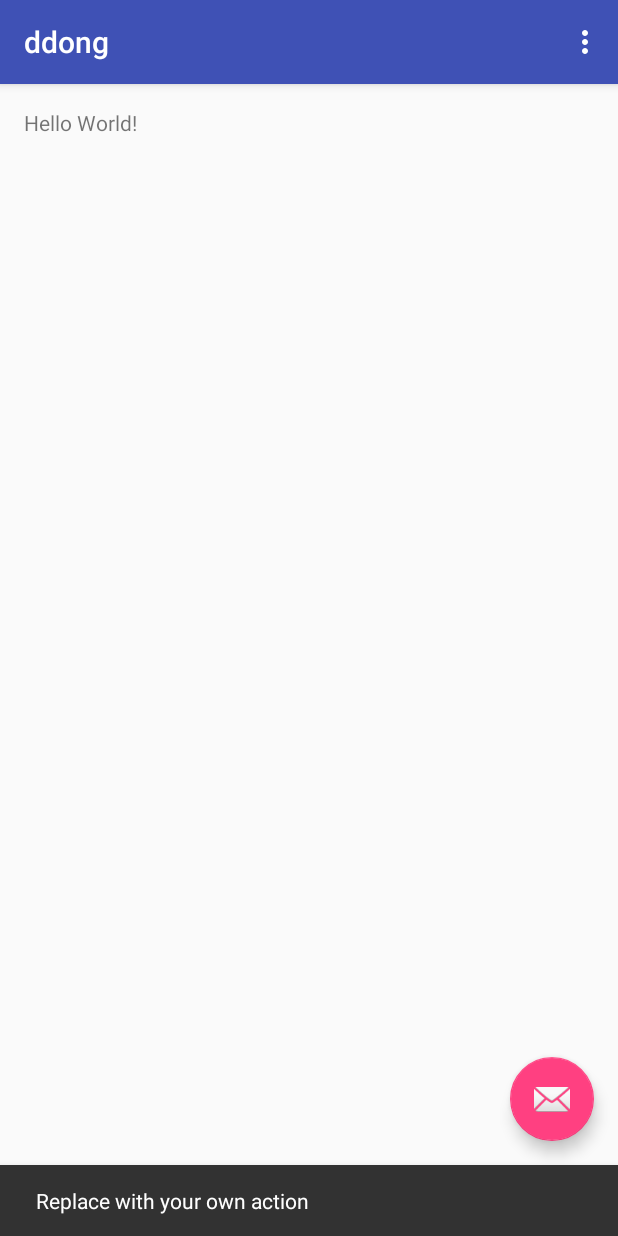
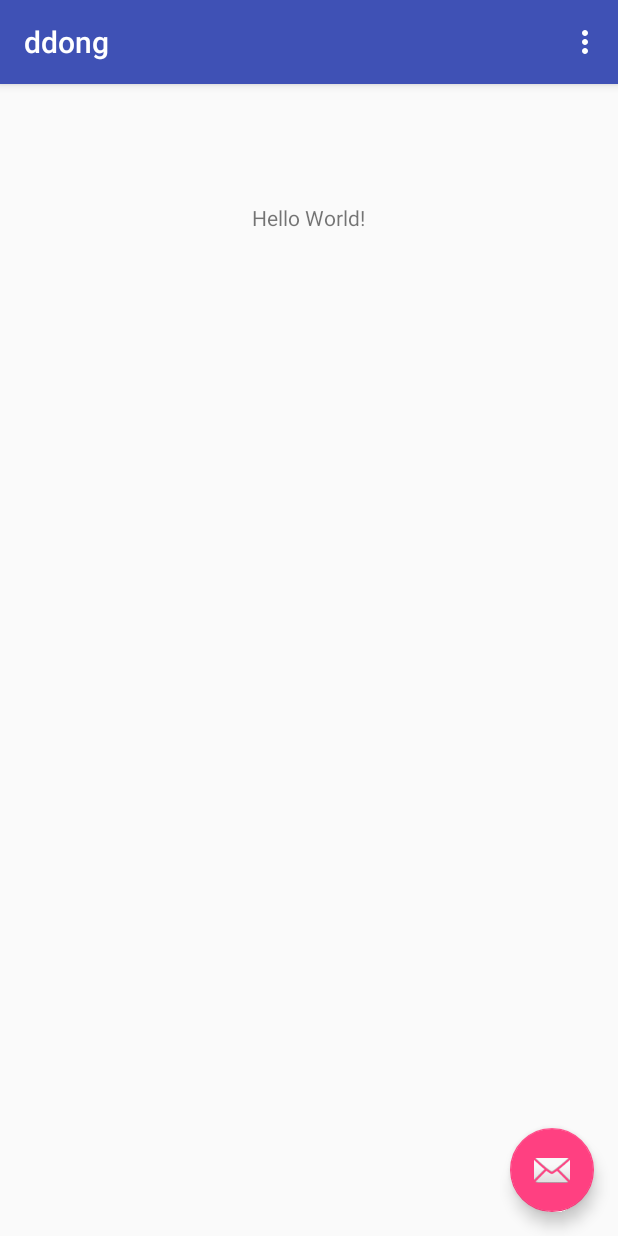
Before and after one commit to floor-thirteen/ddong, an Android app: the screen it shows after launch (DingDong), after a tap on an icon or button, on a phone screen of 412 x 824 dp. Run offline under Robolectric (Android 15) with nearby library versions, the phone set to English and light mode, and no system bars.

Commit message:
Placeholder action

```diff
--- a/app/src/main/java/thirteen13/ddong/DingDong.java
+++ b/app/src/main/java/thirteen13/ddong/DingDong.java
@@ -8,6 +8,8 @@ import android.support.v7.widget.Toolbar;
 import android.view.View;
 import android.view.Menu;
 import android.view.MenuItem;
+import android.widget.Toast;
+
 
 public class DingDong extends AppCompatActivity {
 
@@ -22,10 +24,10 @@ public class DingDong extends AppCompatActivity {
         fab.setOnClickListener(new View.OnClickListener() {
             @Override
             public void onClick(View view) {
-                Snackbar.make(view, "Replace with your own action", Snackbar.LENGTH_LONG)
-                        .setAction("Action", null).show();
+                Toast.makeText(DingDong.this, "Send HTTP request here", Toast.LENGTH_SHORT).show();
             }
         });
+
     }
 
     @Override
--- a/app/src/main/res/layout/content_ding_dong.xml
+++ b/app/src/main/res/layout/content_ding_dong.xml
@@ -15,5 +15,10 @@
     <TextView
         android:layout_width="wrap_content"
         android:layout_height="wrap_content"
-        android:text="Hello World!" />
+        android:text="Hello World!"
+        android:layout_alignParentTop="true"
+        android:layout_centerHorizontal="true"
+        android:layout_marginTop="63dp"
+        android:id="@+id/textView" />
+
 </RelativeLayout>
--- a/app/src/main/res/values/strings.xml
+++ b/app/src/main/res/values/strings.xml
@@ -1,4 +1,5 @@
 <resources>
     <string name="app_name">ddong</string>
     <string name="action_settings">Settings</string>
+    <string name="title_activity_ding_dong_selection">DingDongSelection</string>
 </resources>
```
Also changed, not shown: app/src/main/AndroidManifest.xml (+24 -22 lines), 1 other file.
